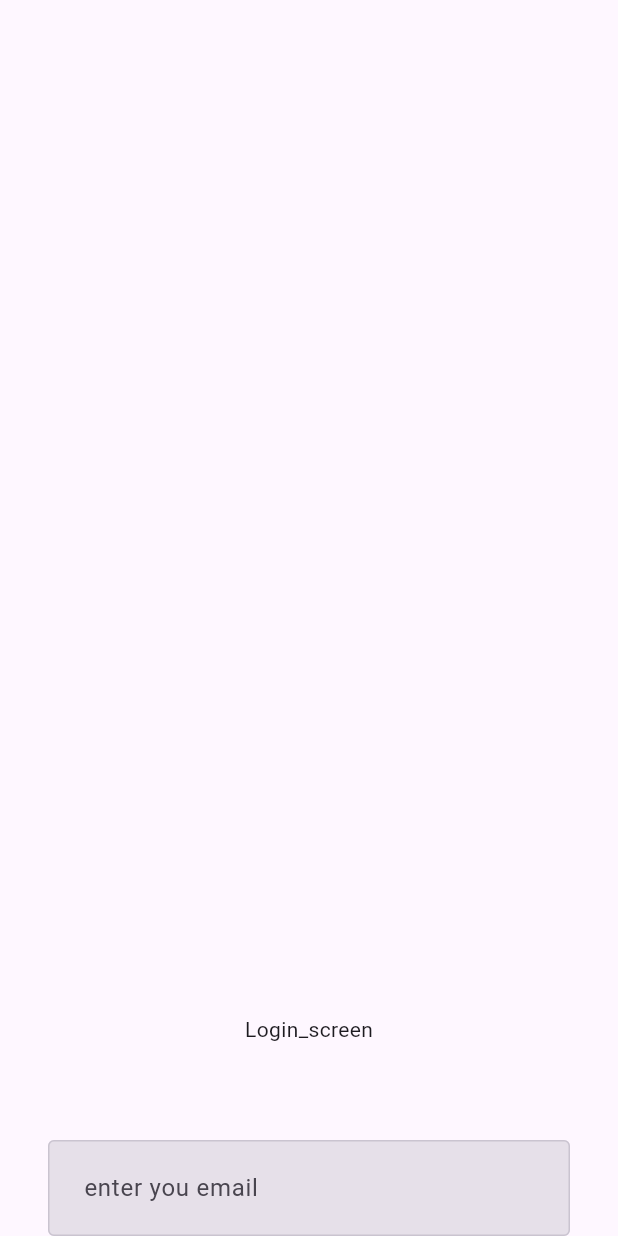
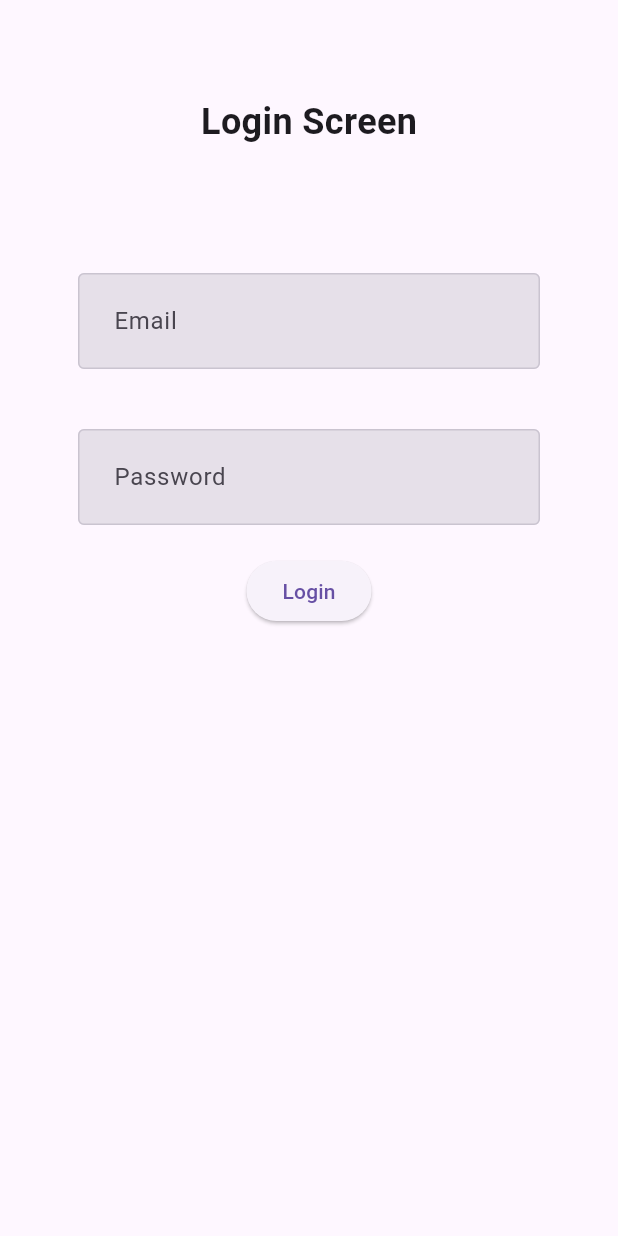
Before and after one commit to Rathin0708/final_year_project, a Flutter app: the screen it shows after launch, on a phone screen of 412 x 824 dp. Run offline on Flutter 3.47's test engine with Material 3 defaults, Android fonts, the phone set to English and light mode, and no system bars; our stand-ins replace firebase_core; accounts and stored records are empty; generated files the repository leaves out were written again.

Commit message:
final year (fire base add commit)

```diff
--- a/lib/Widgets/text_field_input.dart
+++ b/lib/Widgets/text_field_input.dart
@@ -5,31 +5,38 @@ class TextFieldInput extends StatelessWidget {
   final bool isPass;
   final String hintText;
   final TextInputType textInputType;
+  final String labelText;
+  final String? Function(String?)? validator;
 
   const TextFieldInput({
     super.key,
     required this.textEditingController,
-    this.isPass=false,
+    this.isPass = false,
     required this.hintText,
-    required this.textInputType
+    required this.textInputType,
+    required this.labelText,
+    this.validator,
   });
 
   @override
   Widget build(BuildContext context) {
-    final inputBorder=OutlineInputBorder(
+    final inputBorder = OutlineInputBorder(
       borderSide: Divider.createBorderSide(context),
     );
-    return TextField(
+    return TextFormField(
+      controller: textEditingController,
       decoration: InputDecoration(
         hintText: hintText,
         border: inputBorder,
         focusedBorder: inputBorder,
-        enabledBorder:inputBorder,
-        filled:true ,
-        contentPadding: const EdgeInsets.all(20) ,
+        enabledBorder: inputBorder,
+        labelText: labelText,
+        filled: true,
+        contentPadding: const EdgeInsets.all(20),
       ),
       keyboardType: textInputType,
       obscureText: isPass,
+      validator: validator,
     );
   }
 }
--- a/lib/screens/login_screen.dart
+++ b/lib/screens/login_screen.dart
@@ -9,11 +9,12 @@ class Login_screen extends StatefulWidget {
 }
 
 class _Login_screenState extends State<Login_screen> {
-  final emailController=TextEditingController();
-  final passController=TextEditingController();
+  final emailController = TextEditingController();
+  final passController = TextEditingController();
+  final _formKey = GlobalKey<FormState>();
+
   @override
   void dispose() {
-    // TODO: implement dispose
     super.dispose();
     emailController.dispose();
     passController.dispose();
@@ -24,22 +25,75 @@ class _Login_screenState extends State<Login_screen> {
     return Scaffold(
       body: SafeArea(
         child: Container(
-          padding: const EdgeInsets.symmetric(horizontal: 32, ),
+          padding: const EdgeInsets.symmetric(horizontal: 32),
           child: Column(
             crossAxisAlignment: CrossAxisAlignment.center,
             children: [
-              Flexible(
-                child: Container(),
-                flex: 2,
-              ),
-              Text("Login_screen"),
-              SizedBox(
+              const SizedBox(
                 height: 64,
               ),
-              TextFieldInput(
-                textEditingController: emailController,
-                hintText: "enter you email",
-                textInputType: TextInputType.emailAddress,
+              const Text("Login Screen", style: TextStyle(fontSize: 24, fontWeight: FontWeight.bold)),
+              const SizedBox(
+                height: 64,
+              ),
+              Form(
+                key: _formKey,
+                child: Column(
+                  children: [
+                    Padding(
+                      padding: const EdgeInsets.all(20),
+                      child: TextFieldInput(
+                        textEditingController: emailController,
+                        hintText: "Enter your email",
+                        textInputType: TextInputType.emailAddress,
+                        labelText: "Email",
+                        validator: (value) {
+                          if (value!.isEmpty) {
+                            return 'Please enter a valid email address';
+                          } else if (!RegExp(r"^[a-zA-Z0-9._%+-]+@[a-zA-Z0-9.-]+\.[a-zA-Z]{2,}$").hasMatch(value)) {
+                            return 'Please enter a valid email format';
+                          }
+                          return null;
+                        },
+                      ),
+                    ),
+                    Padding(
+                      padding: const EdgeInsets.all(20),
+                      child: TextFieldInput(
+                        textEditingController: passController,
+                        hintText: "Enter your password",
+                        isPass: true,
+                        textInputType: TextInputType.visiblePassword,
+                        labelText: "Password",
+                        validator: (value) {
+                          if (value!.isEmpty) {
+                            return 'Please enter a password';
+                          } else if (value.length < 6) {
+                            return 'Password should be at least 6 characters';
+                          }
+                          return null;
+                        },
+                      ),
+                    ),
+                    ElevatedButton(
+                      onPressed: () {
+                        if (_formKey.currentState!.validate()) {
+                          // Form is valid, proceed with login
+                          final email = emailController.text;
+                          final password = passController.text;
+                          print('Valid login attempt - Email: $email, Password: $password');
+                          // Add your authentication logic here
+                        } else {
+                          // Form is invalid, show a message
+                          ScaffoldMessenger.of(context).showSnackBar(
+                            const SnackBar(content: Text('Please fix the errors in the form')),
+                          );
+                        }
+                      },
+                      child: const Text('Login'),
+                    )
+                  ],
+                ),
               )
             ],
           ),
--- a/pubspec.yaml
+++ b/pubspec.yaml
@@ -19,7 +19,7 @@ publish_to: 'none' # Remove this line if you wish to publish to pub.dev
 version: 1.0.0+1
 
 environment:
-  sdk: ^3.8.0-219.0.dev
+  sdk: ^3.8.0-171.0.dev
 
 # Dependencies specify other packages that your package needs in order to work.
 # To automatically upgrade your package dependencies to the latest versions
@@ -36,6 +36,9 @@ dependencies:
   cupertino_icons: ^1.0.8
   cloud_firestore: ^5.6.5
   firebase_core: ^3.12.1
+  firebase_auth: ^5.5.1
+  firebase_data_connect: ^0.1.3+2
+  firebase_auth_web: ^5.14.1
 
 dev_dependencies:
   flutter_test:
```
Also changed, not shown: lib/main.dart (+22 -17 lines), firebase.json, pubspec.lock, 21 other files.
